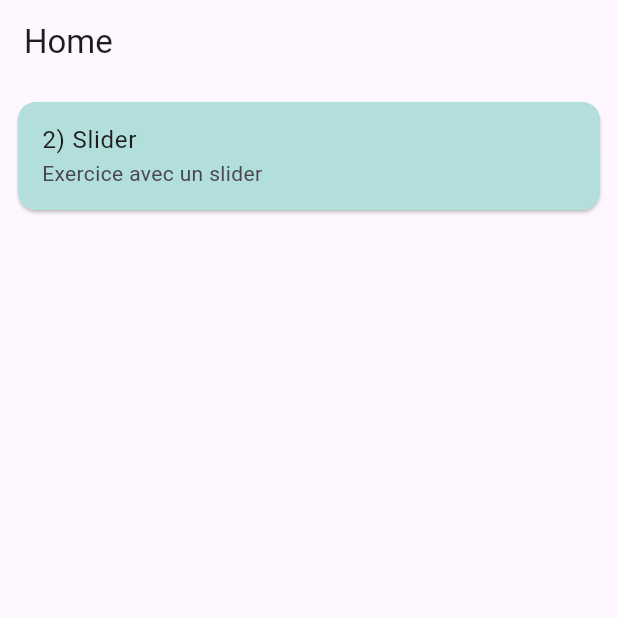
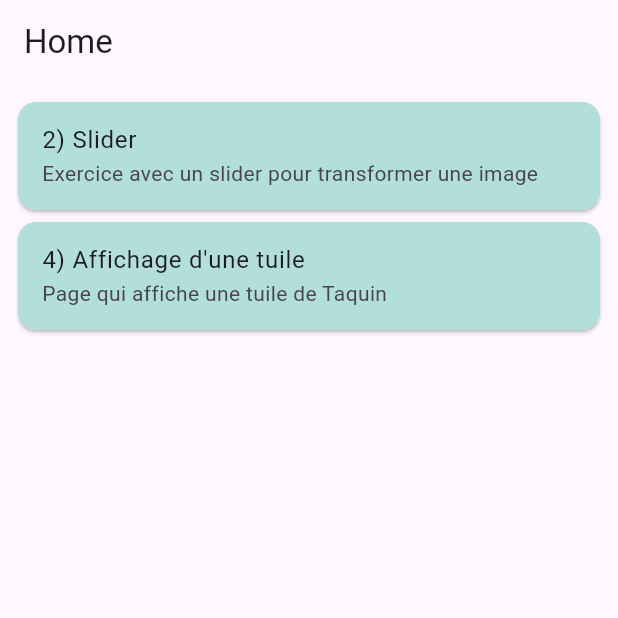
Before and after one commit to Alutulu/uvamse, a Flutter app: the screen it shows after launch, on a phone screen of 412 x 824 dp, the top half of it. Run offline on Flutter 3.47's test engine with Material 3 defaults, Android fonts, the phone set to English and light mode, and no system bars; our stand-ins replace go_router, url_strategy; missing offline and left inert: adaptive_navigation, window_size.

Commit message:
finish exo4

```diff
--- a/tp2/lib/src/app.dart
+++ b/tp2/lib/src/app.dart
@@ -1,6 +1,7 @@
 import 'package:flutter/material.dart';
 import 'package:go_router/go_router.dart';
 import 'package:tp2/src/views/exo2.dart';
+import 'package:tp2/src/views/exo4.dart';
 import 'package:tp2/src/views/home.dart';
 
 final appShellNavigatorKey = GlobalKey<NavigatorState>(debugLabel: 'app shell');
@@ -19,7 +20,8 @@ class _App extends State<App> {
       title: 'Jeu du Taquin',
       routerConfig: GoRouter(routes: [
         GoRoute(path: '/', builder: (context, state) => const HomeScreen()),
-        GoRoute(path: '/2', builder: (context, state) => const Exo2Screen())
+        GoRoute(path: '/2', builder: (context, state) => const Exo2Screen()),
+        GoRoute(path: '/4', builder: (context, state) => const Exo4Screen()),
       ]),
     );
   }
--- a/tp2/lib/src/class/exercice.dart
+++ b/tp2/lib/src/class/exercice.dart
@@ -3,7 +3,13 @@ import 'package:go_router/go_router.dart';
 
 List<Exercice> listExercices = [
   Exercice(
-      description: "Exercice avec un slider", title: "2) Slider", path: "/2"),
+      description: "Exercice avec un slider pour transformer une image",
+      title: "2) Slider",
+      path: "/2"),
+  Exercice(
+      description: "Page qui affiche une tuile de Taquin",
+      title: "4) Affichage d'une tuile",
+      path: "/4"),
 ];
 
 class Exercice {
```
Also changed, not shown: tp2/lib/src/views/exo4.dart (added, +78 -0 lines), tp2/lib/src/widgets/tile.dart (added, +24 -0 lines).
